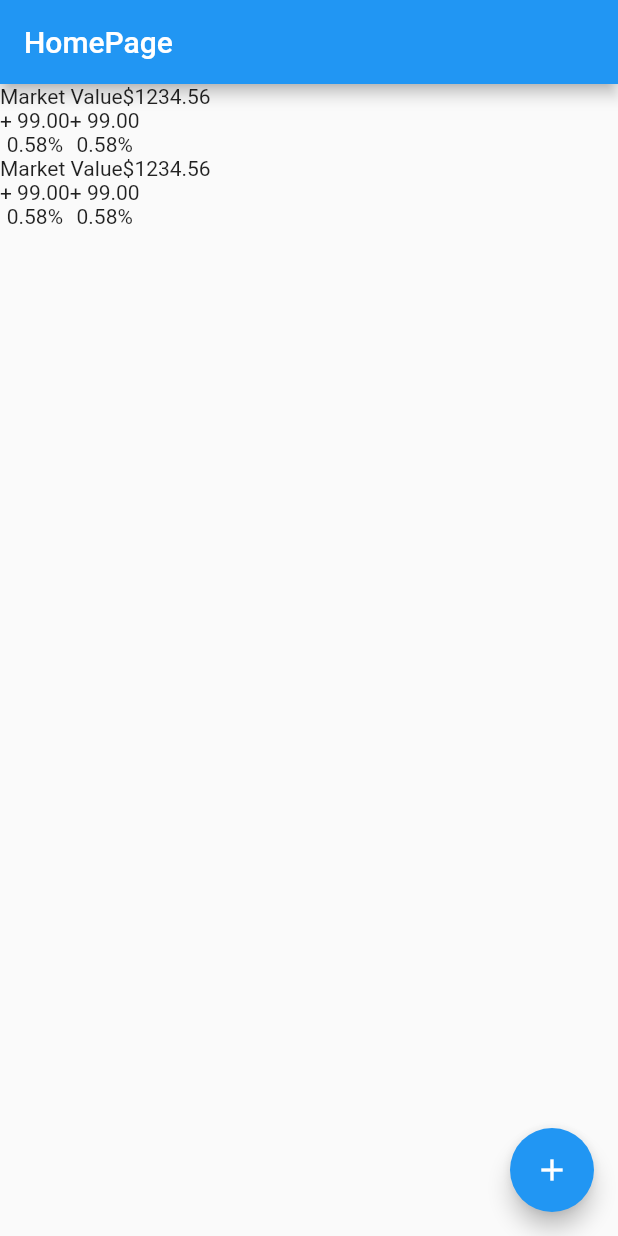
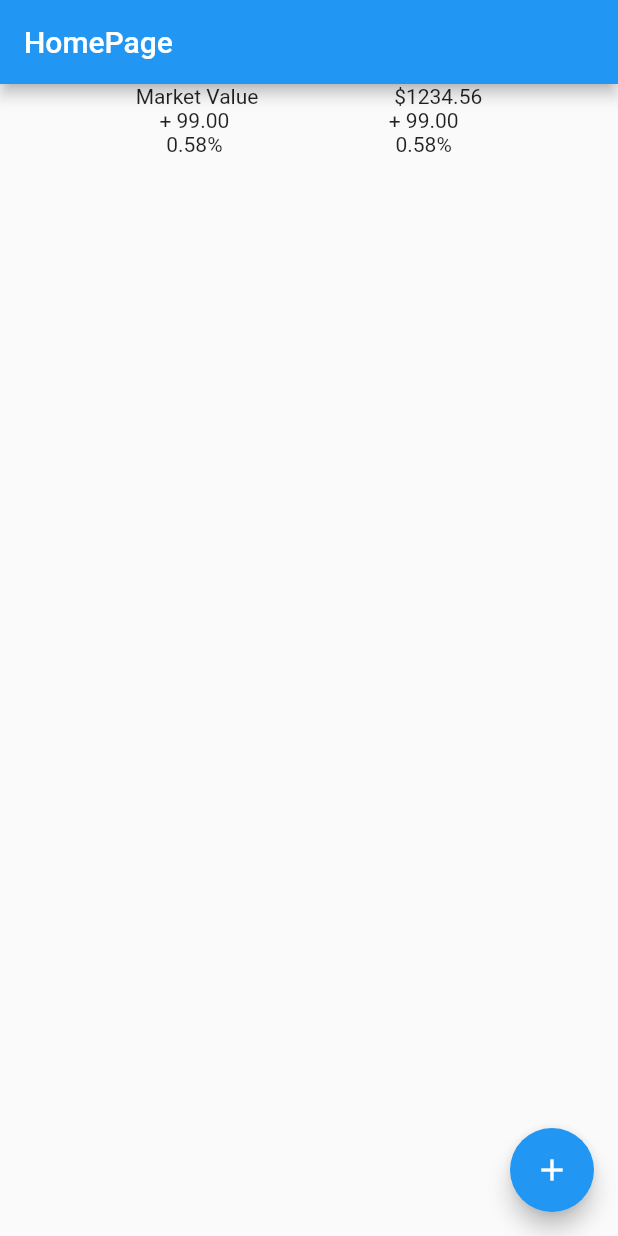
Before and after one commit to ngkafong/stock-portfolio-management-frontend, a Flutter app: the screen it shows after launch, on a phone screen of 412 x 824 dp. Run offline on Flutter 3.47's test engine with Material 2 defaults, Android fonts, the phone set to English and light mode, and no system bars.

Commit message:
progress checkpoint: connect asset_list to asset_list_item

```diff
--- a/lib/components/asset_detailed/asset_detailed.dart
+++ b/lib/components/asset_detailed/asset_detailed.dart
@@ -12,8 +12,11 @@
 
 class _AssetDetailedState extends State<AssetDetailed> {
 
-  var marketValueRow =
-      Row(children: [const Text('Market Value'), Text('\$1234.56')]);
+  var _marketValueRow =
+      Row(
+        mainAxisAlignment: MainAxisAlignment.spaceEvenly,
+        children: [const Text('Market Value'), Text('\$1234.56')]
+      );
 
   var returnOverviewContainer =
       Column(children: [Text('+ 99.00'), Text('0.58%')]);
@@ -23,8 +26,11 @@
   @override
   Widget build(BuildContext context) {
     return Column(children: [
-      marketValueRow,
-      Row(children: [returnOverviewContainer, returnOverviewContainer]),
+      _marketValueRow,
+      Row(
+        mainAxisAlignment: MainAxisAlignment.spaceEvenly,
+        children: [returnOverviewContainer, returnOverviewContainer]
+      ),
       chart,
     ]);
   }
--- a/lib/components/asset_list/asset_list.dart
+++ b/lib/components/asset_list/asset_list.dart
@@ -1,8 +1,9 @@
 import 'package:flutter/material.dart';
+import 'package:stock_portfolio_management/components/asset_list/asset_list_item.dart';
 
 class AssetList extends StatefulWidget {
 
-  final assetsResults;
+  final List assetsResults;
   const AssetList(this.assetsResults);
 
   @override
@@ -11,20 +12,13 @@
 
 class _AssetList extends State<AssetList> {
 
-  var marketValueRow =
-      Row(children: [const Text('Market Value'), Text('\$1234.56')]);
-
-  var returnOverviewContainer =
-      Column(children: [Text('+ 99.00'), Text('0.58%')]);
-
-  var chart = Column();
-
   @override
   Widget build(BuildContext context) {
-    return Column(children: [
-      marketValueRow,
-      Row(children: [returnOverviewContainer, returnOverviewContainer]),
-      chart,
-    ]);
+
+    return Column(
+      children:  widget.assetsResults.map((assetResults) {
+        return AssetListItem(assetResults);
+      }).toList()
+    );
   }
 }
```
Also changed, not shown: lib/components/asset_list/asset_list_item.dart (+8 -4 lines).
